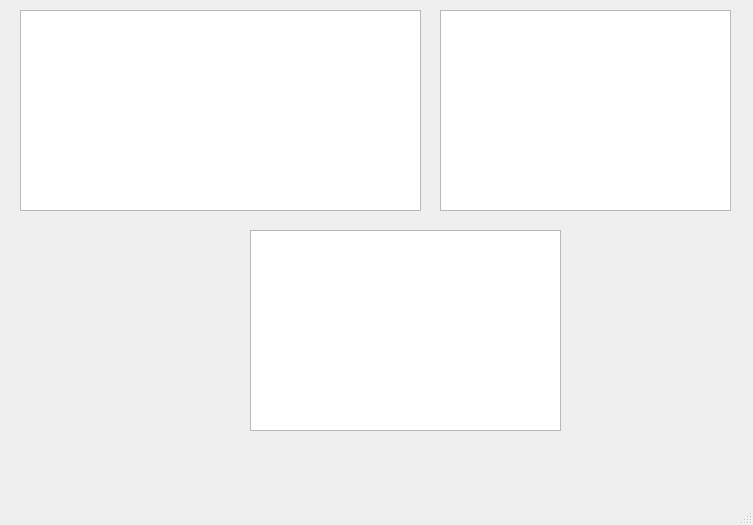
This is server.ui in ElderPolokus/Server_PC_resources as Qt 5 draws it before an edit. The edited form follows.
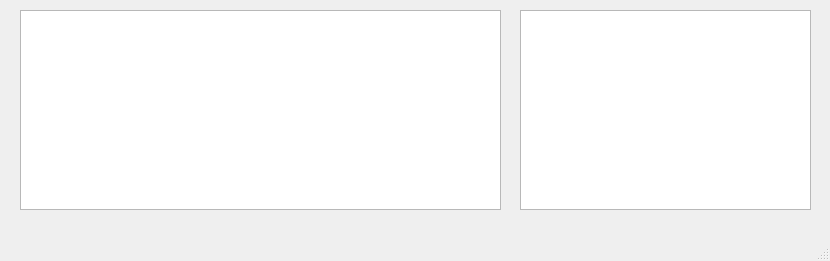
This is the edited form.

The edit to the form file:
```diff
--- a/server.ui
+++ b/server.ui
@@ -6,34 +6,21 @@
    <rect>
     <x>0</x>
     <y>0</y>
-    <width>753</width>
-    <height>525</height>
+    <width>830</width>
+    <height>261</height>
    </rect>
   </property>
   <property name="windowTitle">
    <string>server</string>
   </property>
   <widget class="QWidget" name="centralwidget">
-   <widget class="QTextEdit" name="m_ptxt">
-    <property name="geometry">
-     <rect>
-      <x>250</x>
-      <y>230</y>
-      <width>311</width>
-      <height>201</height>
-     </rect>
-    </property>
-    <property name="readOnly">
-     <bool>true</bool>
-    </property>
-   </widget>
    <widget class="QTableView" name="infoView">
     <property name="geometry">
      <rect>
-      <x>440</x>
+      <x>520</x>
       <y>10</y>
       <width>291</width>
-      <height>201</height>
+      <height>200</height>
      </rect>
     </property>
    </widget>
@@ -42,8 +29,8 @@
      <rect>
       <x>20</x>
       <y>10</y>
-      <width>401</width>
-      <height>201</height>
+      <width>481</width>
+      <height>200</height>
      </rect>
     </property>
    </widget>
```
Left out of the diff: 2 changed lines with no effect on the pictures.
